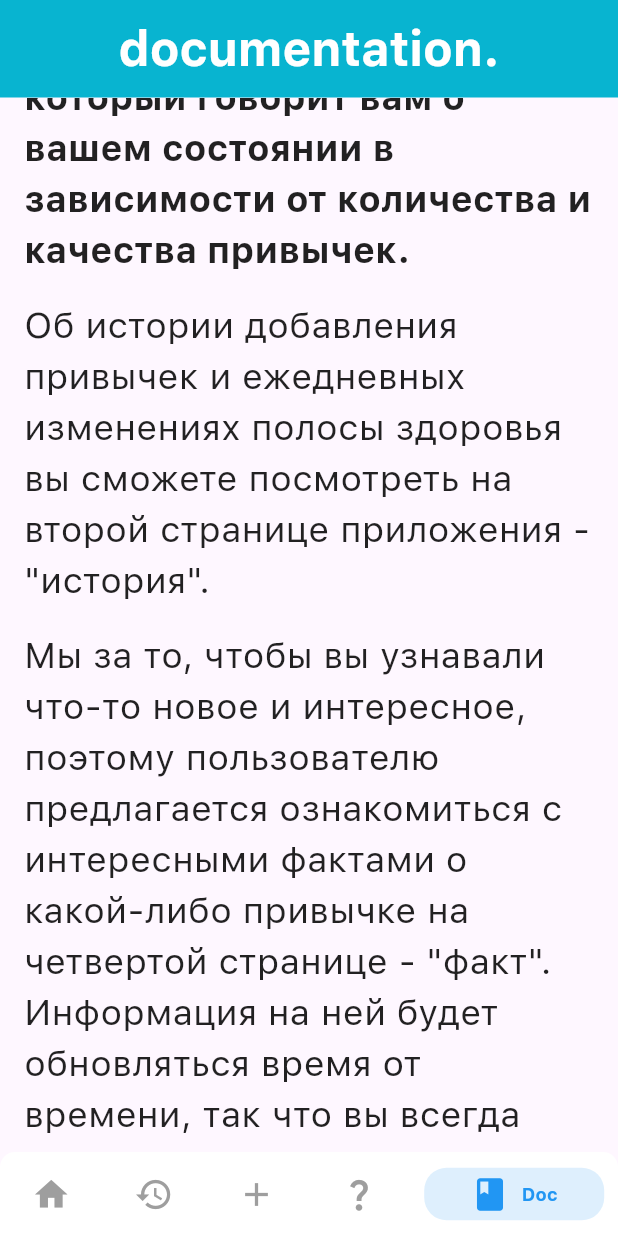
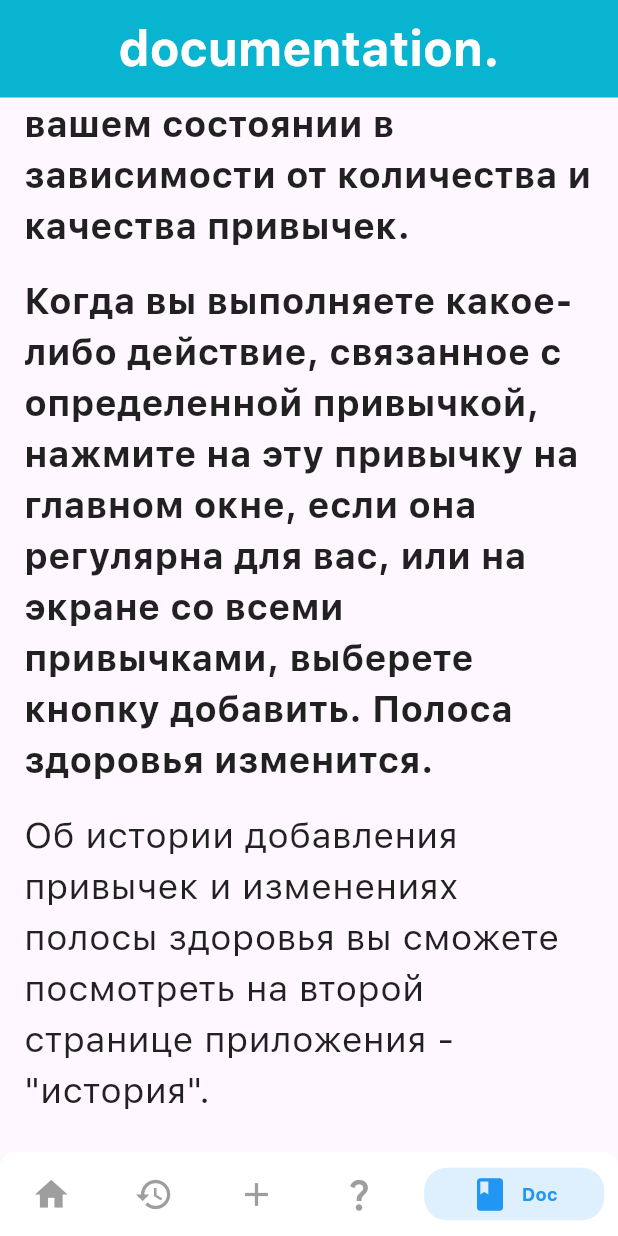
Before and after one commit to dstrigin/habits, a Flutter app: the screen it shows after launch, item 5 of the bottom bar chosen, scrolled down 1152 dp, on a phone screen of 412 x 824 dp. Run offline on Flutter 3.47's test engine with Material 3 defaults, Android fonts, the phone set to English and light mode, and no system bars; drawn by our look-alikes of persistent_bottom_nav_bar; our stand-ins replace cloud_firestore, firebase_core, flutter_svg, hive, hive_flutter; accounts and stored records are empty; project files that could hold a hidden picture were left out.

Commit message:
Изменения документации
Обновил документацию в соответствии с тем, что умеет приложение сейчас

```diff
--- a/habits/lib/pages/documentation.dart
+++ b/habits/lib/pages/documentation.dart
@@ -29,7 +29,6 @@ class DocumentationPage extends StatelessWidget {
               style: TextStyle(fontSize: 24, color: Colors.black87),
             ),
             const SizedBox(height: 16),
-            const Divider(color: Colors.cyan),
             const Text(
               'На домашнем экране будут отображаться все привычки, которые у вас есть на данный момент.',
               style: TextStyle(fontSize: 24, color: Colors.black87),
@@ -46,12 +45,17 @@ class DocumentationPage extends StatelessWidget {
             ),
             const SizedBox(height: 16),
             const Text(
-              'Об истории добавления привычек и ежедневных изменениях полосы здоровья вы сможете посмотреть на второй странице приложения - "история".',
+              'Когда вы выполняете какое-либо действие, связанное с определенной привычкой, нажмите на эту привычку на главном окне, если она регулярна для вас, или на экране со всеми привычками, выберете кнопку добавить. Полоса здоровья изменится.',
+              style: TextStyle(fontSize: 24, fontWeight: FontWeight.bold, color: Colors.black87),
+            ),
+            const SizedBox(height: 16),
+            const Text(
+              'Об истории добавления привычек и изменениях полосы здоровья вы сможете посмотреть на второй странице приложения - "история".',
               style: TextStyle(fontSize: 24, color: Colors.black87),
             ),
             const SizedBox(height: 16),
             const Text(
-              'Мы за то, чтобы вы узнавали что-то новое и интересное, поэтому пользователю предлагается ознакомиться с интересными фактами о какой-либо привычке на четвертой странице - "факт". Информация на ней будет обновляться время от времени, так что вы всегда сможете подчерпнуть что-то для себя.',
+              'Мы за то, чтобы вы узнавали что-то новое и интересное, поэтому пользователю предлагается ознакомиться с интересными фактами о какой-либо привычке на четвертой странице - "факт". Информация на ней будет обновляться каждый раз, когда вы заходите в приложение, так что вы всегда сможете подчерпнуть что-то для себя.',
               style: TextStyle(fontSize: 24, color: Colors.black87),
             ),
             const SizedBox(height: 16),
@@ -59,7 +63,6 @@ class DocumentationPage extends StatelessWidget {
               'Если у вас есть вопросы или пожелания по поводу работы приложения - я с радостью готов с вами контактировать!',
               style: TextStyle(fontSize: 24, color: Colors.black87),
             ),
-            const Divider(color: Colors.cyan),
             const SizedBox(height: 8),
             GestureDetector(
               onTap: () {
```
